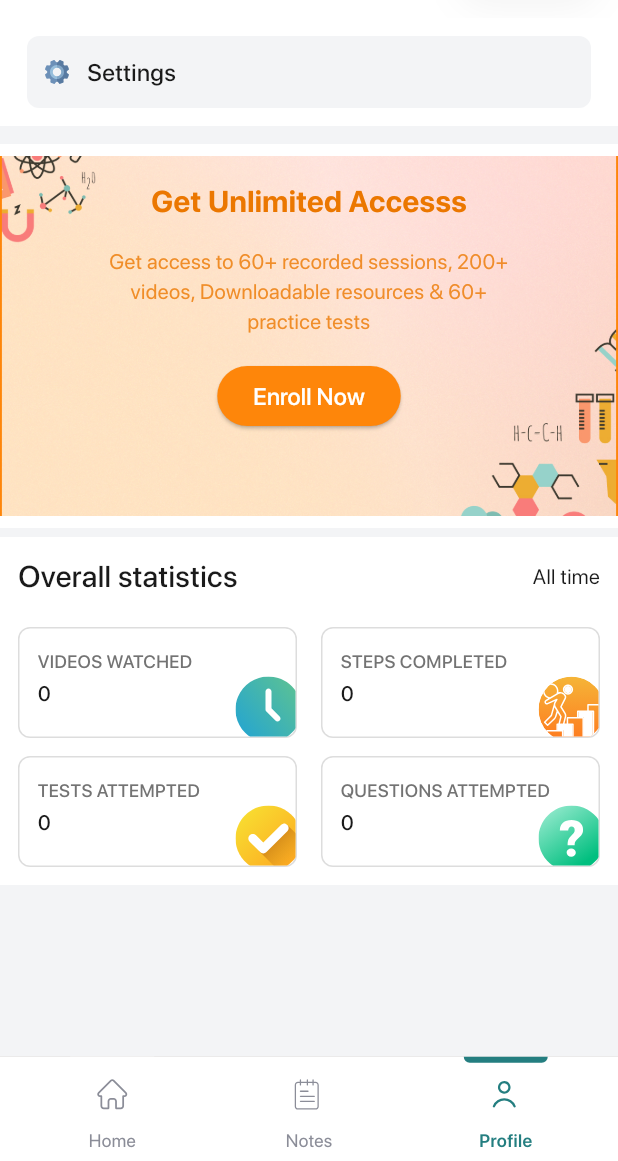
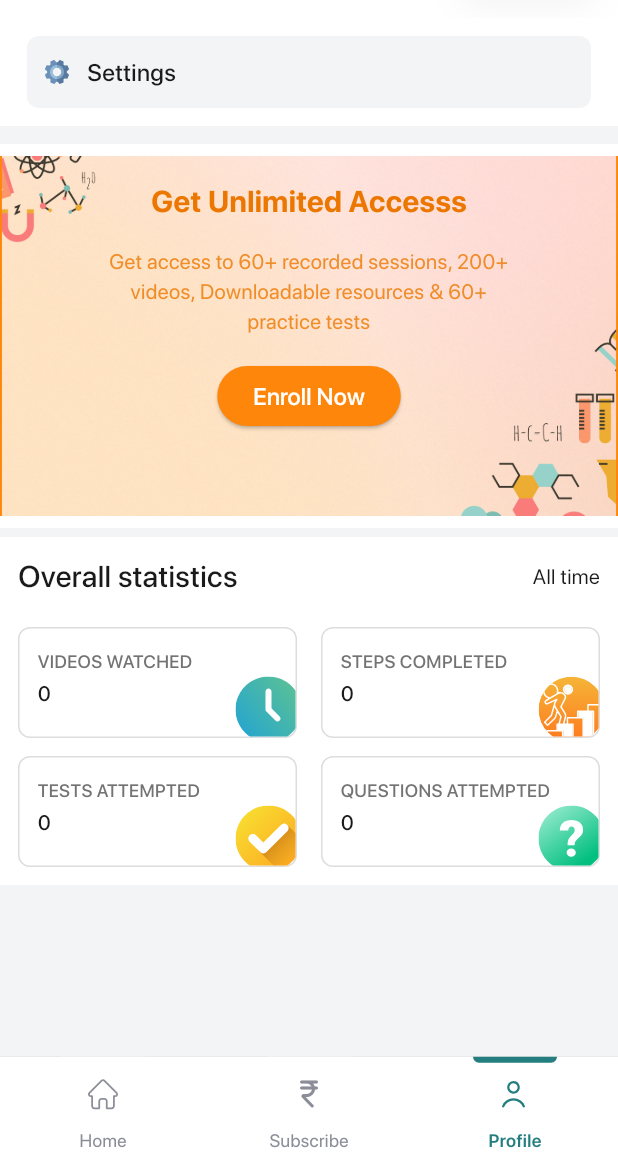
Before and after one commit to mYashavanth/step_mobile, a Flutter app: the Profile screen opened by its route, on a phone screen of 412 x 824 dp, the part 75-1236 px from its top. Run offline on Flutter 3.47's test engine with Material 3 defaults, Android fonts, the phone set to English and light mode, and no system bars; our stand-ins replace calendar_date_picker2, chewie, flutter_html, flutter_otp_text_field, flutter_secure_storage, flutter_svg and 6 more; missing offline and left inert: in_app_purchase_storekit, phonepe_payment_sdk, syncfusion_flutter_pdfviewer; accounts and stored records are empty; network calls fail; project files that could hold a hidden picture were left out.

Commit message:
updated navigation bar

```diff
--- a/lib/views/subscription_page.dart
+++ b/lib/views/subscription_page.dart
@@ -5,6 +5,7 @@ import 'package:ghastep/services/phonepe_payment_screen.dart';
 import "package:ghastep/widgets/homepage_widgets.dart";
 import 'package:flutter_secure_storage/flutter_secure_storage.dart';
 import 'package:ghastep/views/urlconfig.dart';
+import 'package:ghastep/widgets/navbar.dart';
 import 'package:http/http.dart' as http;
 import 'dart:convert';
 
@@ -166,6 +167,7 @@ class _SubscribePage extends State<SubscribePage> {
           ],
         ),
       ),
+      bottomNavigationBar: const StepNavigationBar(1),
     );
   }
 
--- a/lib/widgets/navbar.dart
+++ b/lib/widgets/navbar.dart
@@ -31,7 +31,8 @@ class _StepNavigationBar extends State<StepNavigationBar> {
         case 0:
           Navigator.of(context).pushNamed('/home_page');
         case 1:
-          Navigator.of(context).pushNamed('/notes');
+          // Navigator.of(context).pushNamed('/notes');
+          Navigator.of(context).pushNamed('/subscribe');
         case 2:
           Navigator.of(context).pushNamed('/ranking_leader_board_screen');
         case 3:
@@ -118,25 +119,43 @@ class _StepNavigationBar extends State<StepNavigationBar> {
               _onItemTapped(1);
             },
             child: SizedBox(
-              height: 70,
+              width: 70,
               child: Column(
                 children: [
+                  Container(
+                    width: 56,
+                    height: 4,
+                    decoration: ShapeDecoration(
+                      color: _selectedIndex != 1
+                          ? Colors.white
+                          : const Color(0xFF247E80),
+                      shape: const RoundedRectangleBorder(
+                        borderRadius: BorderRadius.only(
+                          bottomLeft: Radius.circular(4),
+                          bottomRight: Radius.circular(4),
+                        ),
+                      ),
+                    ),
+                  ),
                   const SizedBox(
                     height: 9,
                   ),
-                  SvgPicture.asset(
-                    'assets/icons/notes.svg',
-                    colorFilter: ColorFilter.mode(
-                        _selectedIndex != 1
-                            ? const Color(0xFF8B8D98)
-                            : const Color(0xFF247E80),
-                        BlendMode.srcIn),
+                  SizedBox(
+                    width: 24,
+                    height: 24,
+                    child: Icon(
+                      Icons.currency_rupee_rounded,
+                      color: _selectedIndex != 1
+                          ? const Color(0xFF8B8D98)
+                          : const Color(0xFF247E80),
+                      size: 24,
+                    ),
                   ),
                   const SizedBox(
-                    height: 6,
+                    height: 10,
                   ),
                   Text(
-                    'Notes',
+                    'Subscribe',
                     style: TextStyle(
                       color: _selectedIndex != 1
                           ? const Color(0xFF8B8D98)
@@ -146,13 +165,53 @@ class _StepNavigationBar extends State<StepNavigationBar> {
                       fontWeight: _selectedIndex != 1
                           ? FontWeight.w400
                           : FontWeight.w600,
-                      // height: 0.11,
                     ),
                   ),
                 ],
               ),
             ),
           ),
+
+          // InkWell(
+          //   onTap: () {
+          //     _onItemTapped(1);
+          //   },
+          //   child: SizedBox(
+          //     height: 70,
+          //     child: Column(
+          //       children: [
+          //         const SizedBox(
+          //           height: 9,
+          //         ),
+          //         SvgPicture.asset(
+          //           'assets/icons/notes.svg',
+          //           colorFilter: ColorFilter.mode(
+          //               _selectedIndex != 1
+          //                   ? const Color(0xFF8B8D98)
+          //                   : const Color(0xFF247E80),
+          //               BlendMode.srcIn),
+          //         ),
+          //         const SizedBox(
+          //           height: 6,
+          //         ),
+          //         Text(
+          //           'Notes',
+          //           style: TextStyle(
+          //             color: _selectedIndex != 1
+          //                 ? const Color(0xFF8B8D98)
+          //                 : const Color(0xFF247E80),
+          //             fontSize: 12,
+          //             fontFamily: "SF Pro Display",
+          //             fontWeight: _selectedIndex != 1
+          //                 ? FontWeight.w400
+          //                 : FontWeight.w600,
+          //             // height: 0.11,
+          //           ),
+          //         ),
+          //       ],
+          //     ),
+          //   ),
+          // ),
 
           // GestureDetector(
           //   onTap: () {
```
